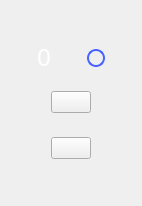
This is ui/digitalIoChannel.ui in analogdevicesinc/scopy as Qt 5 draws it before an edit. The edited form follows.
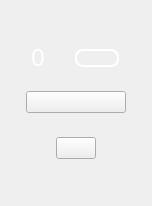
This is the edited form. Custom widgets are drawn as their Qt base class.

Commit message: DigitalIo: Changed input indicator stylesheet

```diff
--- a/ui/digitalIoChannel.ui
+++ b/ui/digitalIoChannel.ui
@@ -6,7 +6,7 @@
    <rect>
     <x>0</x>
     <y>0</y>
-    <width>142</width>
+    <width>152</width>
     <height>206</height>
    </rect>
   </property>
@@ -48,9 +48,12 @@
        <property name="orientation">
         <enum>Qt::Horizontal</enum>
        </property>
+       <property name="sizeType">
+        <enum>QSizePolicy::Fixed</enum>
+       </property>
        <property name="sizeHint" stdset="0">
         <size>
-         <width>40</width>
+         <width>25</width>
          <height>20</height>
         </size>
        </property>
@@ -90,9 +93,12 @@
        <property name="orientation">
         <enum>Qt::Horizontal</enum>
        </property>
+       <property name="sizeType">
+        <enum>QSizePolicy::Fixed</enum>
+       </property>
        <property name="sizeHint" stdset="0">
         <size>
-         <width>40</width>
+         <width>24</width>
          <height>20</height>
         </size>
        </property>
@@ -106,46 +112,36 @@
          <verstretch>0</verstretch>
         </sizepolicy>
        </property>
+       <property name="minimumSize">
+        <size>
+         <width>42</width>
+         <height>0</height>
+        </size>
+       </property>
        <property name="styleSheet">
         <string notr="true">QPushButton
 {
-width: 14px;
+width: 40px;
 height: 14px;
-border: 2px solid;
-border-radius: 9px;
-border-color: rgb(73, 99, 255);
+border: 2px solid ;
+border-radius: 8px;
+border-color: white; 
 }
 
 QPushButton[high=false]{
-width: 14px;
-height: 14px;
-border: 2px solid;
-border-radius: 9px;
-border-color: rgb(73, 99, 255);
+border-color: white;
+background-color: rgba(255, 255, 255, 50); 
 }
 
 QPushButton[high=true] {
-width: 14px;
-height: 14px;
-border: 2px solid;
-border-radius: 9px;
-border-color: rgb(73, 99, 255);
-background-color: rgb(73, 99, 255);
+border-color: white;
+background-color: white;
 }
 
 QPushButton[high=false][short=true] {
-width: 14px;
-height: 14px;
-border: 2px solid;
-border-radius: 9px;
 border-color: red;
 }
 QPushButton[high=true][short=true] {
-
-width: 14px;
-height: 14px;
-border: 2px solid;
-border-radius: 9px;
 border-color: red;
 background-color: red;
 }</string>
@@ -166,9 +162,12 @@
        <property name="orientation">
         <enum>Qt::Horizontal</enum>
        </property>
+       <property name="sizeType">
+        <enum>QSizePolicy::Fixed</enum>
+       </property>
        <property name="sizeHint" stdset="0">
         <size>
-         <width>40</width>
+         <width>25</width>
          <height>20</height>
         </size>
        </property>
@@ -206,11 +205,11 @@
         <enum>Qt::Horizontal</enum>
        </property>
        <property name="sizeType">
-        <enum>QSizePolicy::Preferred</enum>
+        <enum>QSizePolicy::Fixed</enum>
        </property>
        <property name="sizeHint" stdset="0">
         <size>
-         <width>20</width>
+         <width>25</width>
          <height>20</height>
         </size>
        </property>
@@ -224,6 +223,12 @@
          <verstretch>0</verstretch>
         </sizepolicy>
        </property>
+       <property name="minimumSize">
+        <size>
+         <width>100</width>
+         <height>0</height>
+        </size>
+       </property>
        <property name="layoutDirection">
         <enum>Qt::LeftToRight</enum>
        </property>
@@ -256,11 +261,11 @@
         <enum>Qt::Horizontal</enum>
        </property>
        <property name="sizeType">
-        <enum>QSizePolicy::Preferred</enum>
+        <enum>QSizePolicy::Fixed</enum>
        </property>
        <property name="sizeHint" stdset="0">
         <size>
-         <width>20</width>
+         <width>25</width>
          <height>20</height>
         </size>
        </property>
```
